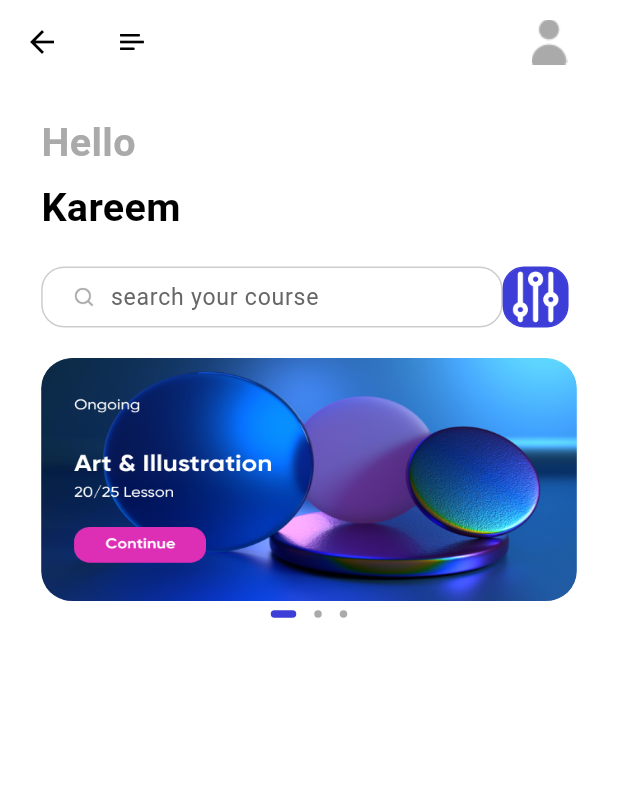
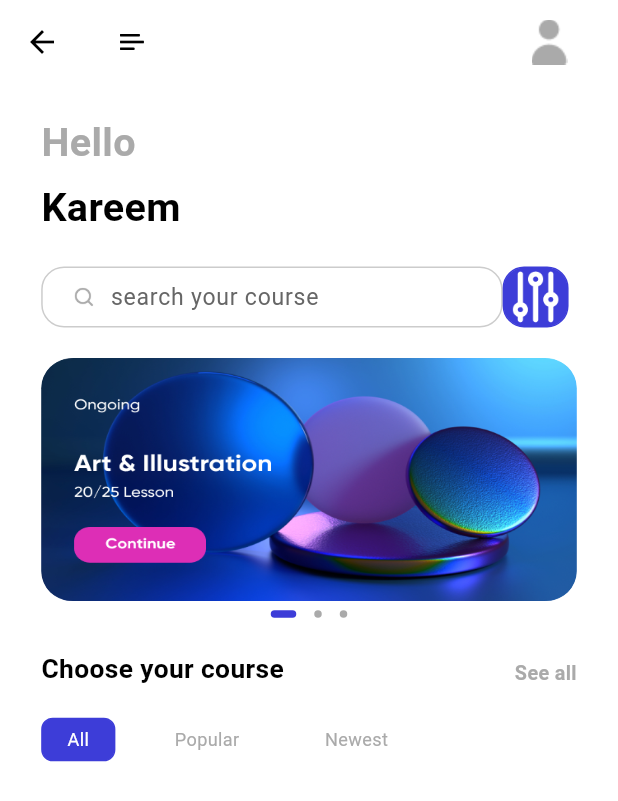
Before and after one commit to kareemmuhamedd/Ulearning-App, a Flutter app: the HomeScreen screen opened by its route, on a phone screen of 412 x 824 dp. Shown: the top 801 px of the screen. Run offline on Flutter 3.47's test engine with Material 3 defaults, Android fonts, the light colour scheme and no system bars; drawn by our look-alikes of dots_indicator; our stand-ins replace cloud_firestore, firebase_auth, firebase_core, flutter_bloc, flutter_screenutil, fluttertoast and 1 more; accounts and stored records are empty; Roboto replaces fonts that are missing (Avenir).

Commit message:
- Added the HomeMenu widget. - Added the menu buttons widget. - Added reusable text for the home menu.

```diff
--- a/lib/pages/home/home_screen.dart
+++ b/lib/pages/home/home_screen.dart
@@ -5,6 +5,7 @@ import 'package:ulearning_app/common/values/colors.dart';
 import 'package:ulearning_app/pages/home/widgets/home_app_bar.dart';
 import 'package:ulearning_app/pages/home/widgets/home_screen_text.dart';
 import 'package:ulearning_app/pages/home/widgets/home_search_widget.dart';
+import 'package:ulearning_app/pages/home/widgets/menu_widget.dart';
 import 'package:ulearning_app/pages/home/widgets/slider_widget.dart';
 
 import 'bloc/home_screen_blocs.dart';
@@ -43,6 +44,7 @@ class _HomeScreenState extends State<HomeScreen> {
                 ),
                 const HomeSearchWidget(),
                 SliderWidget(state: state),
+                const MenuWidget(),
               ],
             ),
           );
--- /dev/null
+++ b/lib/pages/home/widgets/home_reusable_text.dart
@@ -0,0 +1,33 @@
+import 'package:flutter/material.dart';
+import 'package:flutter_screenutil/flutter_screenutil.dart';
+
+import '../../../common/values/colors.dart';
+
+class HomeReusableText extends StatelessWidget {
+  final String text;
+  final Color color;
+  final int fontSize;
+  final FontWeight fontWeight;
+
+  const HomeReusableText({
+    super.key,
+    required this.text,
+    this.color = AppColors.primaryText,
+    this.fontSize = 16,
+    this.fontWeight=FontWeight.bold,
+  });
+
+  @override
+  Widget build(BuildContext context) {
+    return Container(
+      child: Text(
+        text,
+        style: TextStyle(
+          color: color,
+          fontWeight:fontWeight,
+          fontSize: fontSize.sp,
+        ),
+      ),
+    );
+  }
+}
--- /dev/null
+++ b/lib/pages/home/widgets/menu_buttons_widget.dart
@@ -0,0 +1,44 @@
+import 'package:flutter/material.dart';
+import 'package:flutter_screenutil/flutter_screenutil.dart';
+import 'package:ulearning_app/pages/home/widgets/home_reusable_text.dart';
+
+import '../../../common/values/colors.dart';
+
+class MenuButtonsWidget extends StatelessWidget {
+  final String menuText;
+  final Color backgroundColor;
+  final Color textColor;
+
+  const MenuButtonsWidget({
+    super.key,
+    required this.menuText,
+    this.textColor = AppColors.primaryElementText,
+    this.backgroundColor = AppColors.primaryElement,
+  });
+
+  @override
+  Widget build(BuildContext context) {
+    return Container(
+      margin: EdgeInsets.only(right: 20.w),
+      decoration: BoxDecoration(
+        color: backgroundColor,
+        borderRadius: BorderRadius.circular(7.w),
+        border: Border.all(
+          color: backgroundColor,
+        ),
+      ),
+      padding: EdgeInsets.only(
+        left: 15.w,
+        right: 15.w,
+        top: 5.h,
+        bottom: 5.h,
+      ),
+      child: HomeReusableText(
+        text: menuText,
+        color: textColor,
+        fontSize: 11,
+        fontWeight: FontWeight.normal,
+      ),
+    );
+  }
+}
--- /dev/null
+++ b/lib/pages/home/widgets/menu_widget.dart
@@ -0,0 +1,58 @@
+import 'package:flutter/material.dart';
+import 'package:flutter_screenutil/flutter_screenutil.dart';
+import 'package:ulearning_app/pages/home/widgets/menu_buttons_widget.dart';
+import 'package:ulearning_app/pages/home/widgets/home_reusable_text.dart';
+
+import '../../../common/values/colors.dart';
+
+class MenuWidget extends StatelessWidget {
+  const MenuWidget({super.key});
+
+  @override
+  Widget build(BuildContext context) {
+    return Column(
+      children: [
+        Container(
+          width: 325.w,
+          margin: EdgeInsets.only(top: 15.h),
+          child: Row(
+            mainAxisAlignment: MainAxisAlignment.spaceBetween,
+            crossAxisAlignment: CrossAxisAlignment.end,
+            children: [
+              const HomeReusableText(
+                text: 'Choose your course',
+              ),
+              GestureDetector(
+                child: const HomeReusableText(
+                  text: 'See all',
+                  color: AppColors.primaryThirdElementText,
+                  fontSize: 12,
+                ),
+              ),
+            ],
+          ),
+        ),
+        Container(
+          margin: EdgeInsets.only(top: 20.h),
+          child: const Row(
+            children: [
+              MenuButtonsWidget(
+                menuText: 'All',
+              ),
+              MenuButtonsWidget(
+                menuText: 'Popular',
+                textColor: AppColors.primaryThirdElementText,
+                backgroundColor: Colors.white,
+              ),
+              MenuButtonsWidget(
+                menuText: 'Newest',
+                textColor: AppColors.primaryThirdElementText,
+                backgroundColor: Colors.white,
+              ),
+            ],
+          ),
+        )
+      ],
+    );
+  }
+}
```
